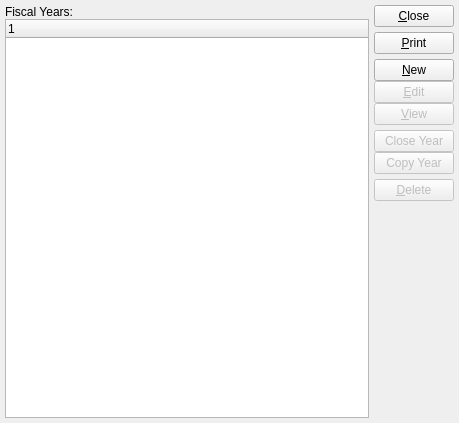
First picture: the form in guiclient/accountingYearPeriods.ui, repository Pegasus-RPG/xtuple-client, before the edit.
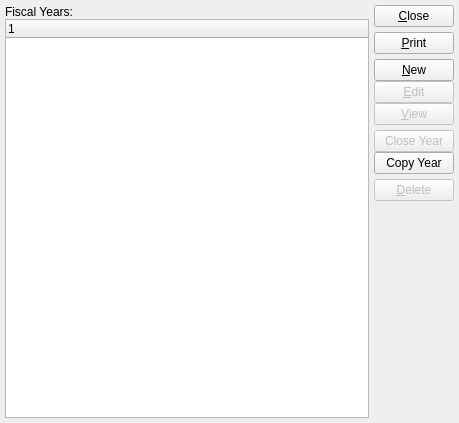
Second picture: the form after the edit. Custom widgets are drawn as their Qt base class.

Commit message: Resolve coding standards issues.  Improve logic on copy function

Patch:
```diff
--- a/guiclient/accountingYearPeriods.ui
+++ b/guiclient/accountingYearPeriods.ui
@@ -132,7 +132,7 @@
           <item>
            <widget class="QPushButton" name="_copyPeriod" >
             <property name="enabled" >
-             <bool>false</bool>
+             <bool>true</bool>
             </property>
             <property name="text" >
              <string>Copy Year</string>
```
The commit also changes 2 other files.
